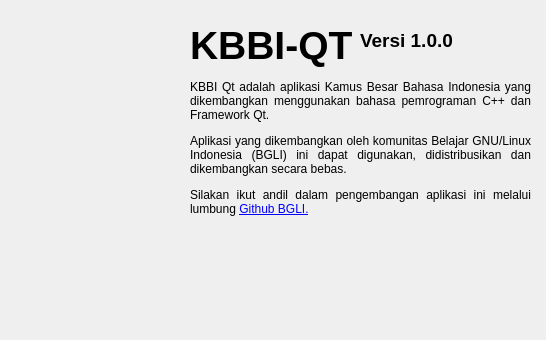
Qt form src/mydialog.ui (bgli/kbbi-qt) before a commit.
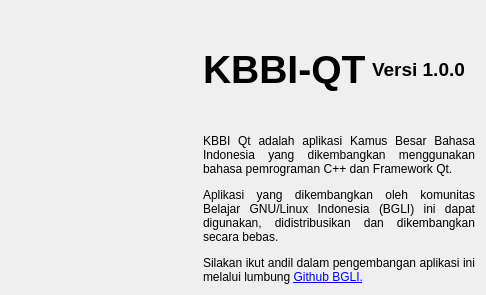
The same form after that commit. Icons and pictures are not drawn.

Commit message: Update layout about

What changed in the file:
```diff
--- a/src/mydialog.ui
+++ b/src/mydialog.ui
@@ -6,10 +6,16 @@
    <rect>
     <x>0</x>
     <y>0</y>
-    <width>546</width>
-    <height>340</height>
+    <width>486</width>
+    <height>295</height>
    </rect>
   </property>
+  <property name="sizePolicy">
+   <sizepolicy hsizetype="Fixed" vsizetype="Fixed">
+    <horstretch>0</horstretch>
+    <verstretch>0</verstretch>
+   </sizepolicy>
+  </property>
   <property name="windowTitle">
    <string>Tentang KBBI Qt</string>
   </property>
@@ -17,110 +23,113 @@
    <iconset resource="resource.qrc">
     <normaloff>:/kbbi-qt.png</normaloff>:/kbbi-qt.png</iconset>
   </property>
-  <widget class="QLabel" name="label">
-   <property name="geometry">
-    <rect>
-     <x>190</x>
-     <y>20</y>
-     <width>171</width>
-     <height>51</height>
-    </rect>
-   </property>
-   <property name="font">
-    <font>
-     <pointsize>29</pointsize>
-     <weight>75</weight>
-     <bold>true</bold>
-    </font>
-   </property>
-   <property name="text">
-    <string>KBBI-QT</string>
-   </property>
-  </widget>
-  <widget class="QLabel" name="tentangKBBI_2">
-   <property name="geometry">
-    <rect>
-     <x>30</x>
-     <y>30</y>
-     <width>151</width>
-     <height>151</height>
-    </rect>
-   </property>
-   <property name="font">
-    <font>
-     <kerning>true</kerning>
-    </font>
-   </property>
-   <property name="styleSheet">
-    <string notr="true">p {
+  <layout class="QHBoxLayout" name="horizontalLayout_2">
+   <item>
+    <layout class="QVBoxLayout" name="verticalLayout_2">
+     <item>
+      <widget class="QLabel" name="tentangKBBI_2">
+       <property name="font">
+        <font>
+         <kerning>true</kerning>
+        </font>
+       </property>
+       <property name="styleSheet">
+        <string notr="true">p {
 color:red;
 }</string>
-   </property>
-   <property name="text">
-    <string>&lt;html&gt;&lt;head/&gt;&lt;body&gt;&lt;p&gt;&lt;img src=&quot;:/kbbi-qt.png&quot;/&gt;&lt;/p&gt;&lt;/body&gt;&lt;/html&gt;</string>
-   </property>
-   <property name="alignment">
-    <set>Qt::AlignLeading|Qt::AlignLeft|Qt::AlignTop</set>
-   </property>
-   <property name="wordWrap">
-    <bool>true</bool>
-   </property>
-   <property name="openExternalLinks">
-    <bool>true</bool>
-   </property>
-  </widget>
-  <widget class="QLabel" name="tentangKBBI">
-   <property name="geometry">
-    <rect>
-     <x>190</x>
-     <y>80</y>
-     <width>341</width>
-     <height>161</height>
-    </rect>
-   </property>
-   <property name="font">
-    <font>
-     <kerning>true</kerning>
-    </font>
-   </property>
-   <property name="styleSheet">
-    <string notr="true">p {
+       </property>
+       <property name="text">
+        <string>&lt;html&gt;&lt;head/&gt;&lt;body&gt;&lt;p&gt;&lt;img src=&quot;:/kbbi-qt.png&quot;/&gt;&lt;/p&gt;&lt;/body&gt;&lt;/html&gt;</string>
+       </property>
+       <property name="alignment">
+        <set>Qt::AlignLeading|Qt::AlignLeft|Qt::AlignTop</set>
+       </property>
+       <property name="wordWrap">
+        <bool>true</bool>
+       </property>
+       <property name="openExternalLinks">
+        <bool>true</bool>
+       </property>
+      </widget>
+     </item>
+     <item>
+      <spacer name="verticalSpacer">
+       <property name="orientation">
+        <enum>Qt::Vertical</enum>
+       </property>
+       <property name="sizeHint" stdset="0">
+        <size>
+         <width>20</width>
+         <height>40</height>
+        </size>
+       </property>
+      </spacer>
+     </item>
+    </layout>
+   </item>
+   <item>
+    <layout class="QVBoxLayout" name="verticalLayout">
+     <item>
+      <layout class="QHBoxLayout" name="horizontalLayout">
+       <item>
+        <widget class="QLabel" name="label">
+         <property name="font">
+          <font>
+           <pointsize>29</pointsize>
+           <weight>75</weight>
+           <bold>true</bold>
+          </font>
+         </property>
+         <property name="text">
+          <string>KBBI-QT</string>
+         </property>
+        </widget>
+       </item>
+       <item>
+        <widget class="QLabel" name="label_2">
+         <property name="font">
+          <font>
+           <pointsize>14</pointsize>
+           <weight>75</weight>
+           <bold>true</bold>
+          </font>
+         </property>
+         <property name="text">
+          <string>Versi 1.0.0</string>
+         </property>
+        </widget>
+       </item>
+      </layout>
+     </item>
+     <item>
+      <widget class="QLabel" name="tentangKBBI">
+       <property name="font">
+        <font>
+         <kerning>true</kerning>
+        </font>
+       </property>
+       <property name="styleSheet">
+        <string notr="true">p {
 color:red;
 }</string>
-   </property>
-   <property name="text">
-    <string>&lt;html&gt;&lt;head/&gt;&lt;body&gt;&lt;p align=&quot;justify&quot;&gt;KBBI Qt adalah aplikasi Kamus Besar Bahasa Indonesia yang dikembangkan menggunakan bahasa pemrograman C++ dan Framework Qt.&lt;/p&gt;&lt;p align=&quot;justify&quot;&gt;Aplikasi yang dikembangkan oleh komunitas Belajar GNU/Linux Indonesia (BGLI) ini dapat digunakan, didistribusikan dan dikembangkan secara bebas.&lt;/p&gt;&lt;p align=&quot;justify&quot;&gt;Silakan ikut andil dalam pengembangan aplikasi ini melalui lumbung &lt;a href=&quot;https://github.com/bgli/kbbi-qt&quot;&gt;&lt;span style=&quot; text-decoration: underline; color:#0000ff;&quot;&gt;Github BGLI.&lt;/span&gt;&lt;/a&gt;&lt;/p&gt;&lt;/body&gt;&lt;/html&gt;</string>
-   </property>
-   <property name="alignment">
-    <set>Qt::AlignLeading|Qt::AlignLeft|Qt::AlignTop</set>
-   </property>
-   <property name="wordWrap">
-    <bool>true</bool>
-   </property>
-   <property name="openExternalLinks">
-    <bool>true</bool>
-   </property>
-  </widget>
-  <widget class="QLabel" name="label_2">
-   <property name="geometry">
-    <rect>
-     <x>360</x>
-     <y>30</y>
-     <width>111</width>
-     <height>20</height>
-    </rect>
-   </property>
-   <property name="font">
-    <font>
-     <pointsize>14</pointsize>
-     <weight>75</weight>
-     <bold>true</bold>
-    </font>
-   </property>
-   <property name="text">
-    <string>Versi 1.0.0</string>
-   </property>
-  </widget>
+       </property>
+       <property name="text">
+        <string>&lt;html&gt;&lt;head/&gt;&lt;body&gt;&lt;p align=&quot;justify&quot;&gt;KBBI Qt adalah aplikasi Kamus Besar Bahasa Indonesia yang dikembangkan menggunakan bahasa pemrograman C++ dan Framework Qt.&lt;/p&gt;&lt;p align=&quot;justify&quot;&gt;Aplikasi yang dikembangkan oleh komunitas Belajar GNU/Linux Indonesia (BGLI) ini dapat digunakan, didistribusikan dan dikembangkan secara bebas.&lt;/p&gt;&lt;p align=&quot;justify&quot;&gt;Silakan ikut andil dalam pengembangan aplikasi ini melalui lumbung &lt;a href=&quot;https://github.com/bgli/kbbi-qt&quot;&gt;&lt;span style=&quot; text-decoration: underline; color:#0000ff;&quot;&gt;Github BGLI.&lt;/span&gt;&lt;/a&gt;&lt;/p&gt;&lt;/body&gt;&lt;/html&gt;</string>
+       </property>
+       <property name="alignment">
+        <set>Qt::AlignLeading|Qt::AlignLeft|Qt::AlignTop</set>
+       </property>
+       <property name="wordWrap">
+        <bool>true</bool>
+       </property>
+       <property name="openExternalLinks">
+        <bool>true</bool>
+       </property>
+      </widget>
+     </item>
+    </layout>
+   </item>
+  </layout>
  </widget>
  <resources>
   <include location="resource.qrc"/>
```
